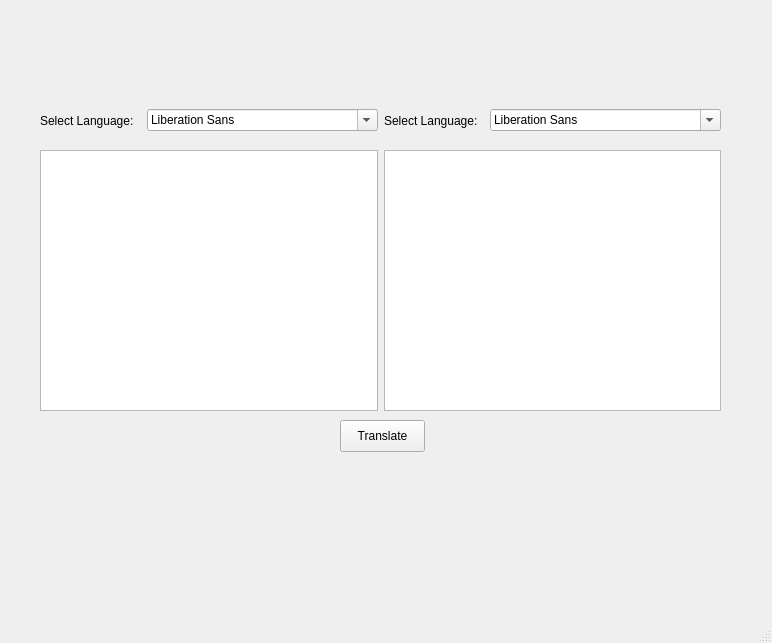
Above: googletrans_layout_test.ui from maliyabr/livelaughlanguage before the change. Below: the same form after it.
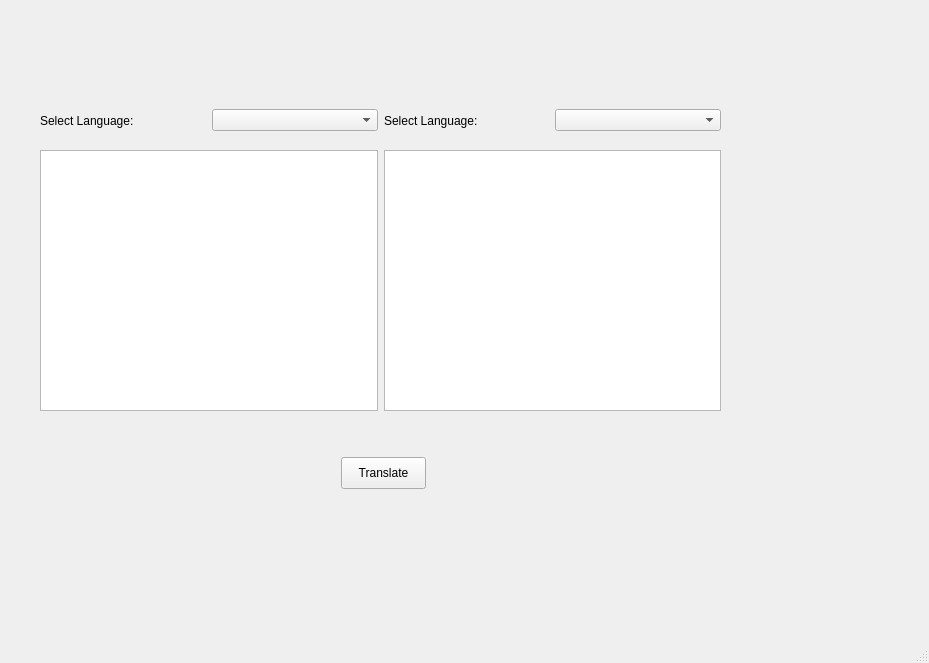
That is the form after the change.

Commit message: fixed combo box layout for dropdown menu -cassie

```diff
--- a/googletrans_layout_test.ui
+++ b/googletrans_layout_test.ui
@@ -6,8 +6,8 @@
    <rect>
     <x>0</x>
     <y>0</y>
-    <width>772</width>
-    <height>643</height>
+    <width>929</width>
+    <height>663</height>
    </rect>
   </property>
   <property name="windowTitle">
@@ -17,8 +17,8 @@
    <widget class="QPushButton" name="pushButton">
     <property name="geometry">
      <rect>
-      <x>340</x>
-      <y>420</y>
+      <x>341</x>
+      <y>457</y>
       <width>85</width>
       <height>32</height>
      </rect>
@@ -26,6 +26,22 @@
     <property name="text">
      <string>Translate</string>
     </property>
+    <property name="autoDefault">
+     <bool>true</bool>
+    </property>
+   </widget>
+   <widget class="QLabel" name="label_3">
+    <property name="geometry">
+     <rect>
+      <x>341</x>
+      <y>431</y>
+      <width>85</width>
+      <height>16</height>
+     </rect>
+    </property>
+    <property name="text">
+     <string/>
+    </property>
    </widget>
    <widget class="QWidget" name="">
     <property name="geometry">
@@ -63,7 +79,7 @@
       </widget>
      </item>
      <item>
-      <widget class="QFontComboBox" name="Language1"/>
+      <widget class="QComboBox" name="comboBox"/>
      </item>
      <item>
       <widget class="QLabel" name="label_2">
@@ -73,7 +89,7 @@
       </widget>
      </item>
      <item>
-      <widget class="QFontComboBox" name="Language2"/>
+      <widget class="QComboBox" name="comboBox_2"/>
      </item>
     </layout>
    </widget>
```
Left out of the diff: 4 changed lines with no effect on the pictures. The commit also changes 1 other file.
